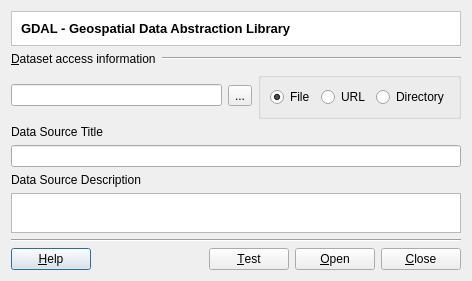
claudiobogossian/terralib5, file src/terralib/qt/plugins/datasource/gdal/ui/GDALConnectorDialogForm.ui: the form before one commit.
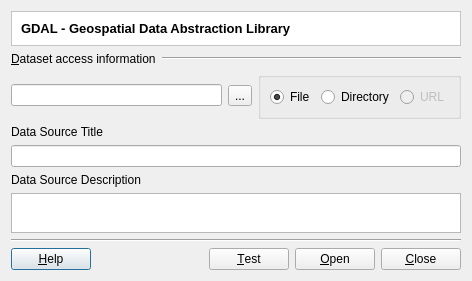
The form after the commit. Custom widgets are drawn as their Qt base class.

Commit message: GDAL datasource plugin fixed

The edit to the form file:
```diff
--- a/src/terralib/qt/plugins/datasource/gdal/ui/GDALConnectorDialogForm.ui
+++ b/src/terralib/qt/plugins/datasource/gdal/ui/GDALConnectorDialogForm.ui
@@ -96,13 +96,6 @@
           </property>
          </widget>
         </item>
-        <item>
-         <widget class="QRadioButton" name="m_urlRadioButton">
-          <property name="text">
-           <string>URL</string>
-          </property>
-         </widget>
-        </item>
         <item>
          <widget class="QRadioButton" name="m_dirRadioButton">
           <property name="text">
@@ -110,6 +103,16 @@
           </property>
          </widget>
         </item>
+        <item>
+         <widget class="QRadioButton" name="m_urlRadioButton">
+          <property name="enabled">
+           <bool>false</bool>
+          </property>
+          <property name="text">
+           <string>URL</string>
+          </property>
+         </widget>
+        </item>
        </layout>
       </widget>
      </item>
```
Left out of the diff: 2 changed lines with no effect on the pictures. The commit also changes 1 other file.
